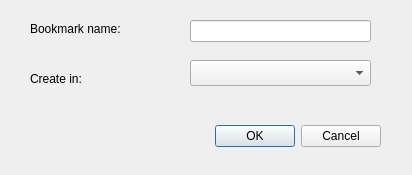
Qt form src/celestia/qt/addbookmark.ui (anordal/celestia) before a commit.
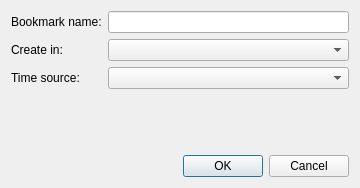
The same form after that commit.

Commit message: Added support for a new cel URL version that stores frame coordinates instead of absolute coordinates and adds the time source option. Modified Qt4 front end to create version 3 cel URLs. Added a time source option to the Qt4 Add Bookmark dialog.

Patch:
```diff
--- a/src/celestia/qt/addbookmark.ui
+++ b/src/celestia/qt/addbookmark.ui
@@ -8,75 +8,72 @@
    <rect>
     <x>0</x>
     <y>0</y>
-    <width>412</width>
-    <height>175</height>
+    <width>360</width>
+    <height>188</height>
    </rect>
   </property>
   <property name="windowTitle" >
    <string>Bookmark Location</string>
   </property>
-  <widget class="QDialogButtonBox" name="buttonBox" >
-   <property name="geometry" >
-    <rect>
-     <x>40</x>
-     <y>120</y>
-     <width>341</width>
-     <height>32</height>
-    </rect>
-   </property>
-   <property name="orientation" >
-    <enum>Qt::Horizontal</enum>
-   </property>
-   <property name="standardButtons" >
-    <set>QDialogButtonBox::Cancel|QDialogButtonBox::Ok</set>
-   </property>
-  </widget>
+  <layout class="QVBoxLayout" name="verticalLayout" >
+   <item>
+    <layout class="QGridLayout" name="gridLayout" >
+     <item row="0" column="0" >
   <widget class="QLabel" name="label" >
-   <property name="geometry" >
-    <rect>
-     <x>30</x>
-     <y>20</y>
-     <width>191</width>
-     <height>18</height>
-    </rect>
-   </property>
    <property name="text" >
     <string>Bookmark name:</string>
    </property>
   </widget>
+     </item>
+     <item row="0" column="1" >
+      <widget class="QLineEdit" name="bookmarkNameEdit" />
+     </item>
+     <item row="1" column="1" >
+      <widget class="QComboBox" name="createInCombo" />
+     </item>
+     <item row="1" column="0" >
   <widget class="QLabel" name="label_2" >
-   <property name="geometry" >
-    <rect>
-     <x>30</x>
-     <y>70</y>
-     <width>191</width>
-     <height>18</height>
-    </rect>
-   </property>
    <property name="text" >
     <string>Create in:</string>
    </property>
   </widget>
-  <widget class="QLineEdit" name="bookmarkNameEdit" >
-   <property name="geometry" >
-    <rect>
-     <x>190</x>
-     <y>20</y>
-     <width>181</width>
-     <height>22</height>
-    </rect>
-   </property>
-  </widget>
-  <widget class="QComboBox" name="createInCombo" >
-   <property name="geometry" >
-    <rect>
-     <x>190</x>
-     <y>60</y>
-     <width>181</width>
-     <height>26</height>
-    </rect>
-   </property>
-  </widget>
+     </item>
+     <item row="2" column="0" >
+      <widget class="QLabel" name="label_3" >
+       <property name="text" >
+        <string>Time source:</string>
+       </property>
+      </widget>
+     </item>
+     <item row="2" column="1" >
+      <widget class="QComboBox" name="timeSourceCombo" />
+     </item>
+    </layout>
+   </item>
+   <item>
+    <spacer name="verticalSpacer" >
+     <property name="orientation" >
+      <enum>Qt::Vertical</enum>
+     </property>
+     <property name="sizeHint" stdset="0" >
+      <size>
+       <width>20</width>
+       <height>24</height>
+      </size>
+     </property>
+    </spacer>
+   </item>
+   <item>
+    <widget class="QDialogButtonBox" name="buttonBox" >
+     <property name="orientation" >
+      <enum>Qt::Horizontal</enum>
+     </property>
+     <property name="standardButtons" >
+      <set>QDialogButtonBox::Cancel|QDialogButtonBox::Ok</set>
+     </property>
+    </widget>
+   </item>
+  </layout>
  </widget>
  <resources/>
  <connections>
```
Lines whose indentation alone changed are shown as unchanged. The commit also changes 6 other files.
